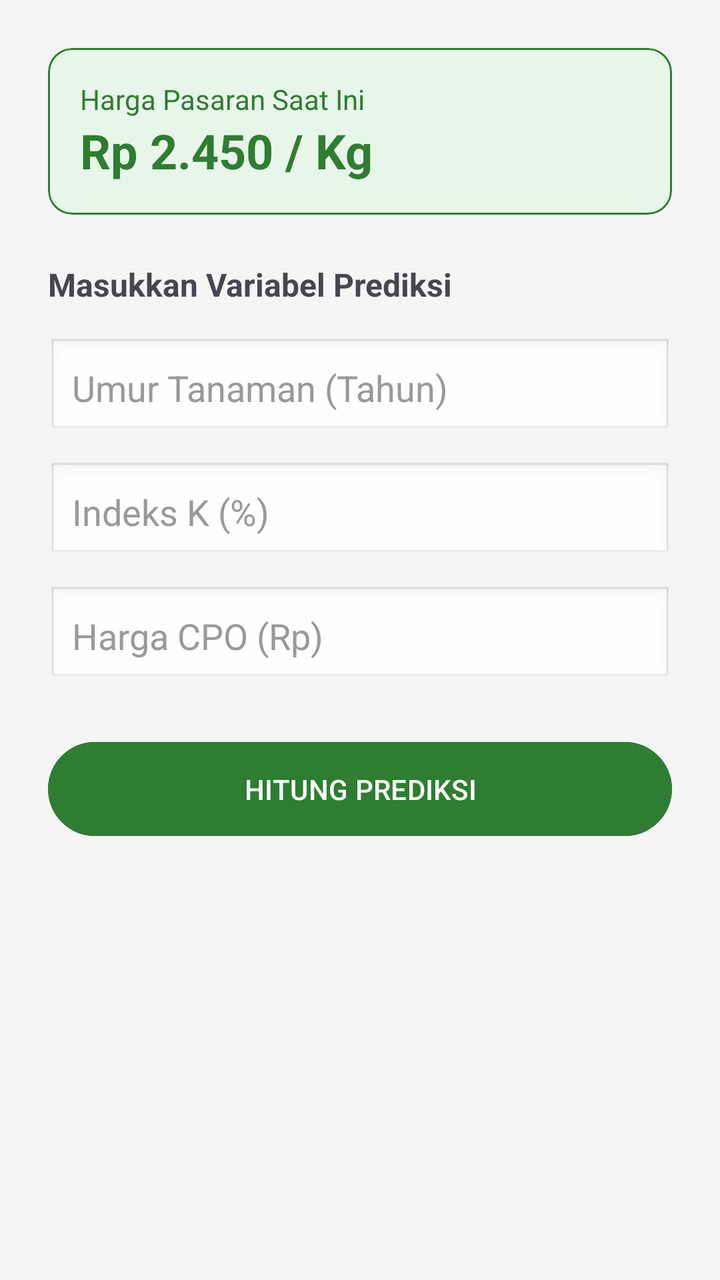
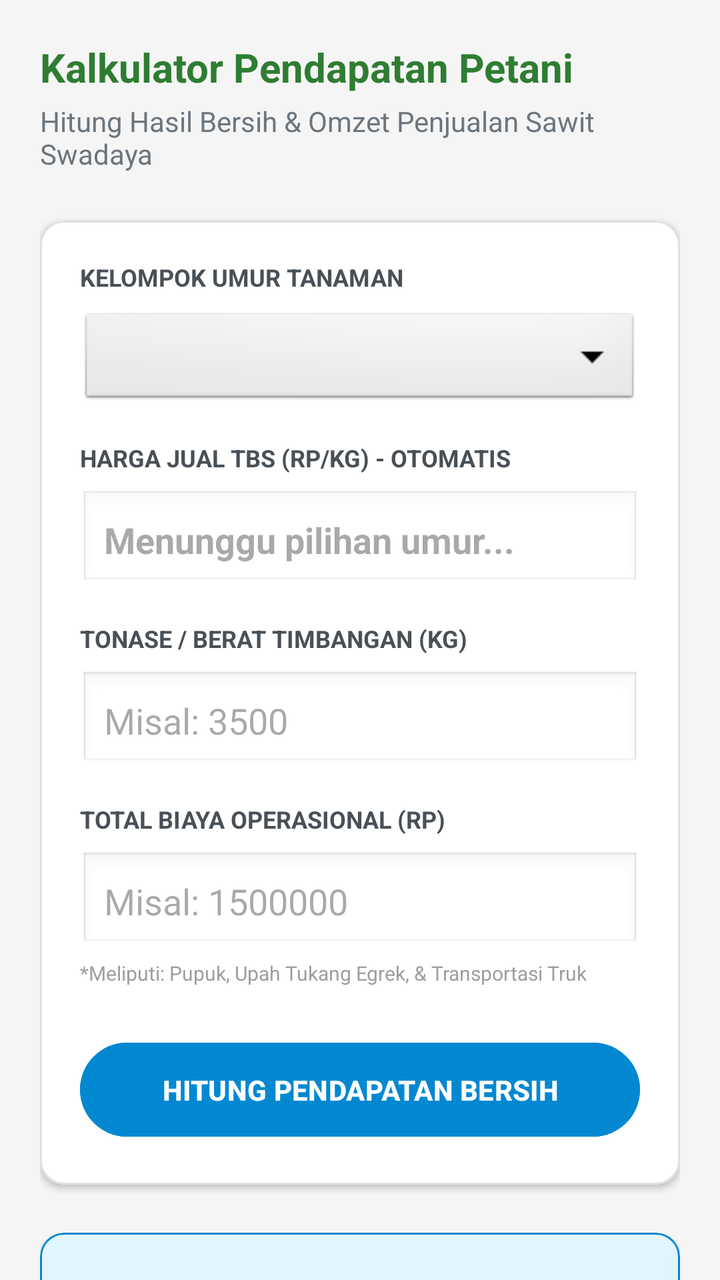

Screens rendered from an Android XML layout before and after an edit, with the pre-edit source and the edit as a unified diff.
<!-- AndroidManifest.xml: application theme Theme.PrediksiHargaTBS -->
<!-- res/layout/fragment_prediksi.xml -->
<?xml version="1.0" encoding="utf-8"?>
<ScrollView xmlns:android="http://schemas.android.com/apk/res/android"
    xmlns:app="http://schemas.android.com/apk/res-auto"
    android:layout_width="match_parent"
    android:layout_height="match_parent"
    android:background="#F5F5F5">

    <LinearLayout
        android:layout_width="match_parent"
        android:layout_height="wrap_content"
        android:orientation="vertical"
        android:padding="24dp">

        <com.google.android.material.card.MaterialCardView
            android:layout_width="match_parent"
            android:layout_height="wrap_content"
            app:cardCornerRadius="12dp"
            app:cardBackgroundColor="#E8F5E9"
            app:strokeWidth="1dp"
            app:strokeColor="#2E7D32"
            android:layout_marginBottom="24dp">
            <LinearLayout
                android:layout_width="match_parent"
                android:layout_height="wrap_content"
                android:orientation="vertical"
                android:padding="16dp">
                <TextView
                    android:layout_width="wrap_content"
                    android:layout_height="wrap_content"
                    android:text="Harga Pasaran Saat Ini"
                    android:textColor="#2E7D32"
                    android:textSize="14sp" />
                <TextView
                    android:id="@+id/tvHargaPasar"
                    android:layout_width="wrap_content"
                    android:layout_height="wrap_content"
                    android:text="Rp 2.450 / Kg"
                    android:textColor="#2E7D32"
                    android:textSize="24sp"
                    android:textStyle="bold" />
            </LinearLayout>
        </com.google.android.material.card.MaterialCardView>

        <TextView
            android:layout_width="wrap_content"
            android:layout_height="wrap_content"
            android:text="Masukkan Variabel Prediksi"
            android:textStyle="bold"
            android:textSize="16sp"
            android:layout_marginBottom="16dp"/>

        <EditText
            android:id="@+id/etUmurTanaman"
            android:layout_width="match_parent"
            android:layout_height="50dp"
            android:hint="Umur Tanaman (Tahun)"
            android:textColor="#333333"
            android:textColorHint="#999999"
            android:inputType="number"
            android:background="@android:drawable/edit_text"
            android:padding="12dp"
            android:layout_marginBottom="12dp"/>

        <EditText
            android:id="@+id/etIndeksK"
            android:layout_width="match_parent"
            android:layout_height="50dp"
            android:hint="Indeks K (%)"
            android:textColor="#333333"
            android:textColorHint="#999999"
            android:inputType="numberDecimal"
            android:background="@android:drawable/edit_text"
            android:padding="12dp"
            android:layout_marginBottom="12dp"/>

        <EditText
            android:id="@+id/etHargaCPO"
            android:layout_width="match_parent"
            android:layout_height="50dp"
            android:hint="Harga CPO (Rp)"
            android:textColor="#333333"
            android:textColorHint="#999999"
            android:inputType="number"
            android:background="@android:drawable/edit_text"
            android:padding="12dp"
            android:layout_marginBottom="24dp"/>

        <Button
            android:id="@+id/btnHitung"
            android:layout_width="match_parent"
            android:layout_height="55dp"
            android:text="HITUNG PREDIKSI"
            android:backgroundTint="#2E7D32"/>

        <LinearLayout
            android:id="@+id/layoutHasil"
            android:layout_width="match_parent"
            android:layout_height="wrap_content"
            android:orientation="vertical"
            android:visibility="gone"
            android:layout_marginTop="24dp">

            <TextView
                android:layout_width="match_parent"
                android:layout_height="wrap_content"
                android:text="Hasil Prediksi Harga TBS:"
                android:gravity="center"
                android:textSize="16sp"/>

            <TextView
                android:id="@+id/tvHasilPrediksi"
                android:layout_width="match_parent"
                android:layout_height="wrap_content"
                android:text="Rp 0"
                android:gravity="center"
                android:textColor="#2E7D32"
                android:textSize="32sp"
                android:textStyle="bold"
                android:layout_marginBottom="16dp"/>

            <Button
                android:id="@+id/btnSimpan"
                style="@style/Widget.MaterialComponents.Button.OutlinedButton"
                android:layout_width="match_parent"
                android:layout_height="55dp"
                android:text="SIMPAN KE RIWAYAT"
                app:strokeColor="#2E7D32"
                android:textColor="#2E7D32"/>
        </LinearLayout>

    </LinearLayout>
</ScrollView>
<!-- resources referenced by this layout -->
<resources>
  <style name="Theme.PrediksiHargaTBS" parent="Base.Theme.PrediksiHargaTBS" />
  <style name="Base.Theme.PrediksiHargaTBS" parent="Theme.Material3.DayNight.NoActionBar">
          
          <item name="android:statusBarColor">#2E7D32</item>
      </style>
</resources>

<!-- the commit's change to res/layout/fragment_prediksi.xml (unified diff, before → after) -->
@@ -1,132 +1,214 @@
 <?xml version="1.0" encoding="utf-8"?>
-<ScrollView xmlns:android="http://schemas.android.com/apk/res/android"
+<androidx.core.widget.NestedScrollView xmlns:android="http://schemas.android.com/apk/res/android"
     xmlns:app="http://schemas.android.com/apk/res-auto"
     android:layout_width="match_parent"
     android:layout_height="match_parent"
-    android:background="#F5F5F5">
+    android:background="#F5F5F5"
+    android:fillViewport="true">
 
     <LinearLayout
         android:layout_width="match_parent"
         android:layout_height="wrap_content"
         android:orientation="vertical"
-        android:padding="24dp">
+        android:padding="20dp">
+
+        <LinearLayout
+            android:layout_width="match_parent"
+            android:layout_height="wrap_content"
+            android:orientation="vertical"
+            android:layout_marginBottom="24dp">
+
+            <TextView
+                android:layout_width="wrap_content"
+                android:layout_height="wrap_content"
+                android:text="Kalkulator Pendapatan Petani"
+                android:textColor="#2E7D32"
+                android:textSize="20sp"
+                android:textStyle="bold" />
+
+            <TextView
+                android:layout_width="wrap_content"
+                android:layout_height="wrap_content"
+                android:layout_marginTop="4dp"
+                android:text="Hitung Hasil Bersih &amp; Omzet Penjualan Sawit Swadaya"
+                android:textColor="#6C757D"
+                android:textSize="14sp" />
+        </LinearLayout>
 
         <com.google.android.material.card.MaterialCardView
             android:layout_width="match_parent"
             android:layout_height="wrap_content"
             app:cardCornerRadius="12dp"
-            app:cardBackgroundColor="#E8F5E9"
+            app:cardElevation="2dp"
             app:strokeWidth="1dp"
-            app:strokeColor="#2E7D32"
+            app:strokeColor="#E0E0E0"
+            app:cardBackgroundColor="#FFFFFF"
             android:layout_marginBottom="24dp">
+
             <LinearLayout
                 android:layout_width="match_parent"
                 android:layout_height="wrap_content"
                 android:orientation="vertical"
-                android:padding="16dp">
-                <TextView
-                    android:layout_width="wrap_content"
-                    android:layout_height="wrap_content"
-                    android:text="Harga Pasaran Saat Ini"
+                android:padding="20dp">
+
+                <TextView
+                    android:layout_width="wrap_content"
+                    android:layout_height="wrap_content"
+                    android:text="KELOMPOK UMUR TANAMAN"
+                    android:textSize="12sp"
+                    android:textStyle="bold"
+                    android:textColor="#495057" />
+
+                <Spinner
+                    android:id="@+id/spinnerUmur"
+                    android:layout_width="match_parent"
+                    android:layout_height="50dp"
+                    android:layout_marginTop="8dp"
+                    android:layout_marginBottom="16dp"
+                    android:background="@android:drawable/btn_dropdown" />
+
+                <TextView
+                    android:layout_width="wrap_content"
+                    android:layout_height="wrap_content"
+                    android:text="HARGA JUAL TBS (RP/KG) - OTOMATIS"
+                    android:textSize="12sp"
+                    android:textStyle="bold"
+                    android:textColor="#495057" />
+                <EditText
+                    android:id="@+id/etHargaJualTBS"
+                    android:layout_width="match_parent"
+                    android:layout_height="50dp"
+                    android:layout_marginTop="8dp"
+                    android:layout_marginBottom="16dp"
+                    android:background="@android:drawable/edit_text"
+                    android:hint="Menunggu pilihan umur..."
+                    android:enabled="false"
                     android:textColor="#2E7D32"
-                    android:textSize="14sp" />
-                <TextView
-                    android:id="@+id/tvHargaPasar"
-                    android:layout_width="wrap_content"
-                    android:layout_height="wrap_content"
-                    android:text="Rp 2.450 / Kg"
-                    android:textColor="#2E7D32"
-                    android:textSize="24sp"
+                    android:textStyle="bold"
+                    android:padding="12dp" />
+
+                <TextView
+                    android:layout_width="wrap_content"
+                    android:layout_height="wrap_content"
+                    android:text="TONASE / BERAT TIMBANGAN (KG)"
+                    android:textSize="12sp"
+                    android:textStyle="bold"
+                    android:textColor="#495057" />
+                <EditText
+                    android:id="@+id/etTonase"
+                    android:layout_width="match_parent"
+                    android:layout_height="50dp"
+                    android:layout_marginTop="8dp"
+                    android:layout_marginBottom="16dp"
+                    android:background="@android:drawable/edit_text"
+                    android:hint="Misal: 3500"
+                    android:inputType="numberDecimal"
+                    android:padding="12dp" />
+
+                <TextView
+                    android:layout_width="wrap_content"
+                    android:layout_height="wrap_content"
+                    android:text="TOTAL BIAYA OPERASIONAL (RP)"
+                    android:textSize="12sp"
+                    android:textStyle="bold"
+                    android:textColor="#495057" />
+                <EditText
+                    android:id="@+id/etBiayaOps"
+                    android:layout_width="match_parent"
+                    android:layout_height="50dp"
+                    android:layout_marginTop="8dp"
+                    android:background="@android:drawable/edit_text"
+                    android:hint="Misal: 1500000"
+                    android:inputType="number"
+                    android:padding="12dp" />
+                <TextView
+                    android:layout_width="wrap_content"
+                    android:layout_height="wrap_content"
+                    android:text="*Meliputi: Pupuk, Upah Tukang Egrek, &amp; Transportasi Truk"
+                    android:textSize="10sp"
+                    android:textColor="#9E9E9E"
+                    android:layout_marginBottom="24dp"
+                    android:layout_marginTop="4dp"/>
+
+                <Button
+                    android:id="@+id/btnHitungPendapatan"
+                    android:layout_width="match_parent"
+                    android:layout_height="55dp"
+                    android:backgroundTint="#0288D1"
+                    android:text="HITUNG PENDAPATAN BERSIH"
+                    android:textColor="#FFFFFF"
                     android:textStyle="bold" />
             </LinearLayout>
         </com.google.android.material.card.MaterialCardView>
 
-        <TextView
-            android:layout_width="wrap_content"
-            android:layout_height="wrap_content"
-            android:text="Masukkan Variabel Prediksi"
-            android:textStyle="bold"
-            android:textSize="16sp"
-            android:layout_marginBottom="16dp"/>
-
-        <EditText
-            android:id="@+id/etUmurTanaman"
-            android:layout_width="match_parent"
-            android:layout_height="50dp"
-            android:hint="Umur Tanaman (Tahun)"
-            android:textColor="#333333"
-            android:textColorHint="#999999"
-            android:inputType="number"
-            android:background="@android:drawable/edit_text"
-            android:padding="12dp"
-            android:layout_marginBottom="12dp"/>
-
-        <EditText
-            android:id="@+id/etIndeksK"
-            android:layout_width="match_parent"
-            android:layout_height="50dp"
-            android:hint="Indeks K (%)"
-            android:textColor="#333333"
-            android:textColorHint="#999999"
-            android:inputType="numberDecimal"
-            android:background="@android:drawable/edit_text"
-            android:padding="12dp"
-            android:layout_marginBottom="12dp"/>
-
-        <EditText
-            android:id="@+id/etHargaCPO"
-            android:layout_width="match_parent"
-            android:layout_height="50dp"
-            android:hint="Harga CPO (Rp)"
-            android:textColor="#333333"
-            android:textColorHint="#999999"
-            android:inputType="number"
-            android:background="@android:drawable/edit_text"
-            android:padding="12dp"
-            android:layout_marginBottom="24dp"/>
-
-        <Button
-            android:id="@+id/btnHitung"
-            android:layout_width="match_parent"
-            android:layout_height="55dp"
-            android:text="HITUNG PREDIKSI"
-            android:backgroundTint="#2E7D32"/>
-
-        <LinearLayout
-            android:id="@+id/layoutHasil"
+        <com.google.android.material.card.MaterialCardView
+            android:id="@+id/cardNotaHasil"
             android:layout_width="match_parent"
             android:layout_height="wrap_content"
-            android:orientation="vertical"
-            android:visibility="gone"
-            android:layout_marginTop="24dp">
-
-            <TextView
+            app:cardCornerRadius="12dp"
+            app:cardElevation="2dp"
+            app:strokeWidth="1dp"
+            app:strokeColor="#0288D1"
+            app:cardBackgroundColor="#E1F5FE"
+            android:layout_marginBottom="32dp">
+
+            <LinearLayout
                 android:layout_width="match_parent"
                 android:layout_height="wrap_content"
-                android:text="Hasil Prediksi Harga TBS:"
-                android:gravity="center"
-                android:textSize="16sp"/>
-
-            <TextView
-                android:id="@+id/tvHasilPrediksi"
-                android:layout_width="match_parent"
-                android:layout_height="wrap_content"
-                android:text="Rp 0"
-                android:gravity="center"
-                android:textColor="#2E7D32"
-                android:textSize="32sp"
-                android:textStyle="bold"
-                android:layout_marginBottom="16dp"/>
-
-            <Button
-                android:id="@+id/btnSimpan"
-                style="@style/Widget.MaterialComponents.Button.OutlinedButton"
-                android:layout_width="match_parent"
-                android:layout_height="55dp"
-                android:text="SIMPAN KE RIWAYAT"
-                app:strokeColor="#2E7D32"
-                android:textColor="#2E7D32"/>
-        </LinearLayout>
+                android:orientation="vertical"
+                android:padding="20dp">
+
+                <TextView
+                    android:layout_width="wrap_content"
+                    android:layout_height="wrap_content"
+                    android:text="LAPORAN KEUANGAN HASIL PANEN"
+                    android:textSize="14sp"
+                    android:textStyle="bold"
+                    android:textColor="#0277BD"
+                    android:layout_marginBottom="12dp" />
+
+                <View android:layout_width="match_parent" android:layout_height="1dp" android:background="#B3E5FC" android:layout_marginBottom="12dp"/>
+
+                <LinearLayout android:layout_width="match_parent" android:layout_height="wrap_content" android:orientation="horizontal" android:layout_marginBottom="6dp">
+                    <TextView android:layout_width="0dp" android:layout_height="wrap_content" android:layout_weight="1" android:text="Pendapatan Kotor (Omzet)" android:textSize="13sp" android:textColor="#333333"/>
+                    <TextView android:id="@+id/tvNotaOmzet" android:layout_width="wrap_content" android:layout_height="wrap_content" android:text="Rp 0" android:textSize="13sp" android:textStyle="bold" android:textColor="#333333"/>
+                </LinearLayout>
+
+                <LinearLayout android:layout_width="match_parent" android:layout_height="wrap_content" android:orientation="horizontal" android:layout_marginBottom="16dp">
+                    <TextView android:layout_width="0dp" android:layout_height="wrap_content" android:layout_weight="1" android:text="(-) Pengeluaran Kebun" android:textSize="13sp" android:textColor="#D32F2F"/>
+                    <TextView android:id="@+id/tvNotaBiaya" android:layout_width="wrap_content" android:layout_height="wrap_content" android:text="Rp 0" android:textSize="13sp" android:textStyle="bold" android:textColor="#D32F2F"/>
+                </LinearLayout>
+
+                <LinearLayout
+                    android:id="@+id/boxStatusHasil"
+                    android:layout_width="match_parent"
+                    android:layout_height="wrap_content"
+                    android:orientation="vertical"
+                    android:background="#2E7D32"
+                    android:padding="12dp"
+                    android:gravity="center"
+                    android:layout_marginTop="8dp">
+
+                    <TextView
+                        android:id="@+id/tvLabelStatus"
+                        android:layout_width="wrap_content"
+                        android:layout_height="wrap_content"
+                        android:text="ESTIMASI UNTUNG BERSIH"
+                        android:textSize="11sp"
+                        android:textColor="#FFFFFF"
+                        android:layout_marginBottom="4dp"/>
+
+                    <TextView
+                        android:id="@+id/tvNominalBersih"
+                        android:layout_width="wrap_content"
+                        android:layout_height="wrap_content"
+                        android:text="Rp 0"
+                        android:textSize="22sp"
+                        android:textStyle="bold"
+                        android:textColor="#FFFFFF"/>
+                </LinearLayout>
+            </LinearLayout>
+        </com.google.android.material.card.MaterialCardView>
 
     </LinearLayout>
-</ScrollView>
+</androidx.core.widget.NestedScrollView>
